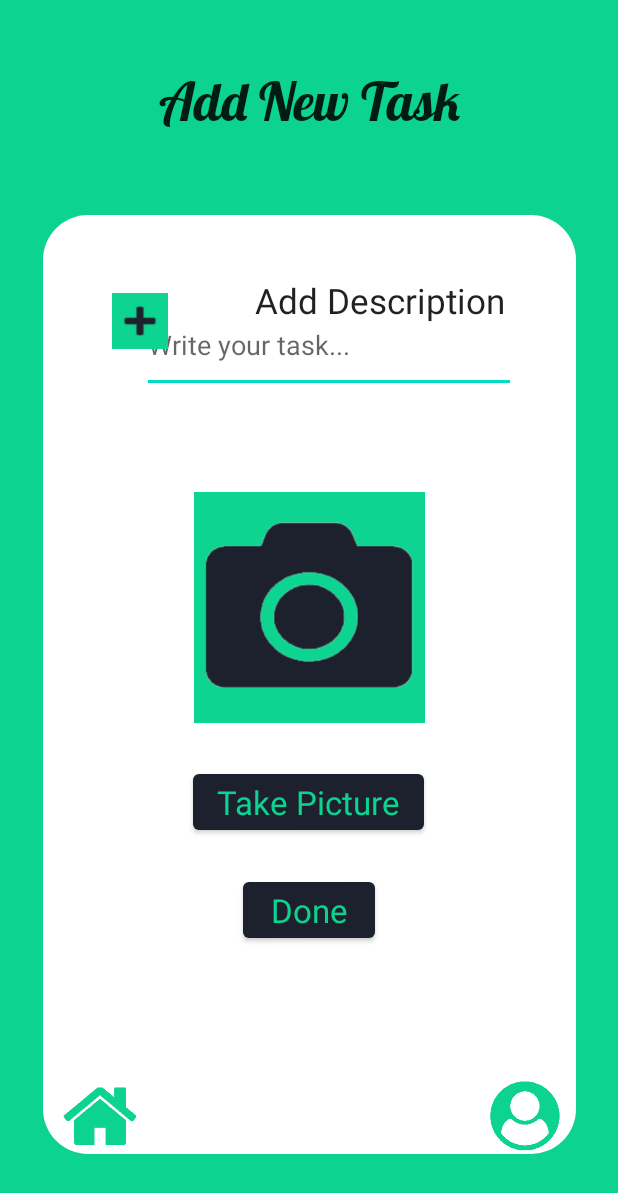
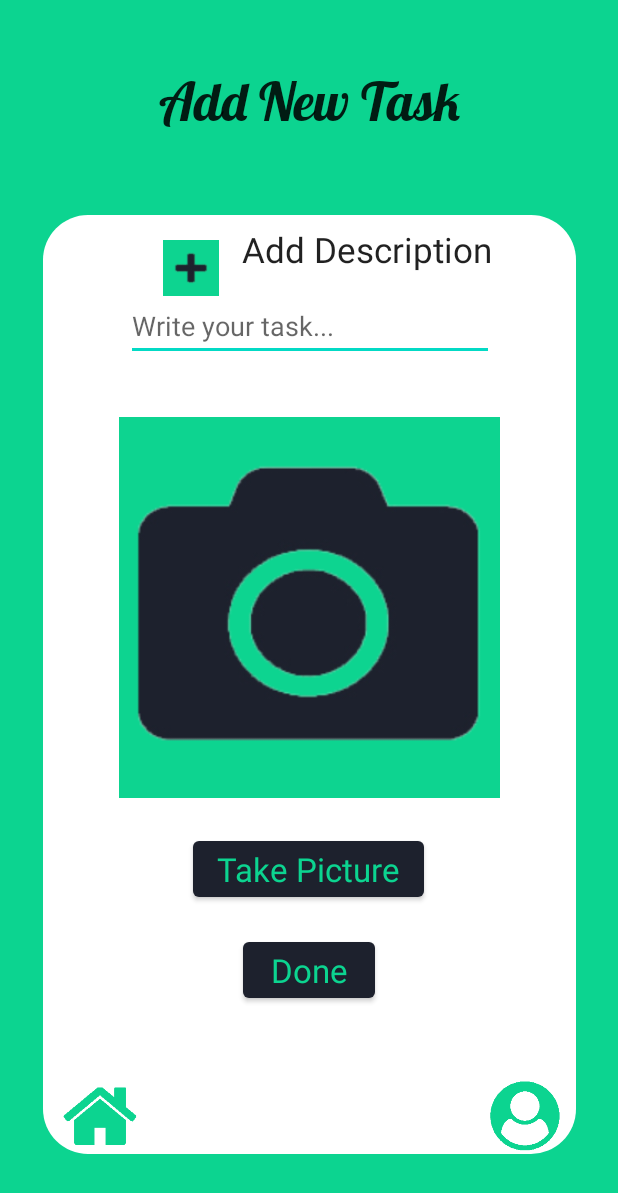
Before and after one commit to MdRashidulIkram/TheCompanion_onAndroid, an Android app: the Add_task screen opened directly, with no data from a screen before it, on a phone screen of 412 x 824 dp. Shown: the top 1193 px of the screen. Run offline under Robolectric (Android 15) with nearby library versions, the phone set to English and light mode, and no system bars; our stand-ins replace Firebase (no records; nobody signed in at launch, a user with empty details on screens opened directly); Roboto replaces fonts that are not available here.

Commit message:
master er choto bhai

```diff
--- a/app/src/main/java/com/example/the_companion/Profile_page.java
+++ b/app/src/main/java/com/example/the_companion/Profile_page.java
@@ -71,12 +71,24 @@ public class Profile_page extends AppCompatActivity {
 
     }
     private void weekly_report(){
+        chart.setOnClickListener(new View.OnClickListener() {
+            @Override
+            public void onClick(View v) {
+                startActivity(new Intent(Profile_page.this, Chart.class));
+            }
+        });
         textview.setOnClickListener(v -> startActivity(new Intent(Profile_page.this,Chart.class)));
 
 
     }
 
     private void contact_us(){
+        contact.setOnClickListener(new View.OnClickListener() {
+            @Override
+            public void onClick(View v) {
+                startActivity(new Intent(Profile_page.this, about_us.class));
+            }
+        });
         TextView contact = findViewById(R.id.contact_us_text);
         contact.setOnClickListener(v -> startActivity(new Intent(Profile_page.this, about_us.class)));
     }
--- a/app/src/main/res/layout/activity_add_task.xml
+++ b/app/src/main/res/layout/activity_add_task.xml
@@ -14,7 +14,6 @@
         android:background="@drawable/border_corner2"
         app:layout_constraintBottom_toBottomOf="parent"
         app:layout_constraintEnd_toEndOf="parent"
-        app:layout_constraintHorizontal_bias="0.5"
         app:layout_constraintStart_toStartOf="parent"
         app:layout_constraintTop_toTopOf="parent"
         app:layout_constraintVertical_bias="0.723" />
@@ -49,14 +48,15 @@
     <ImageView
 
         android:id="@+id/camera_icon"
-        android:layout_width="163dp"
-        android:layout_height="154dp"
+        android:layout_width="300dp"
+        android:layout_height="254dp"
         android:contentDescription="@string/camera_icon"
         app:layout_constraintBottom_toBottomOf="@+id/view4"
         app:layout_constraintEnd_toEndOf="@+id/view4"
+        app:layout_constraintHorizontal_bias="0.49"
         app:layout_constraintStart_toStartOf="@+id/view4"
-        app:layout_constraintTop_toTopOf="@+id/view4"
-        app:layout_constraintVertical_bias="0.391"
+        app:layout_constraintTop_toBottomOf="@+id/taskinput"
+        app:layout_constraintVertical_bias="0.137"
         app:srcCompat="@drawable/camera_icon" />
 
     <Button
@@ -71,8 +71,8 @@
         app:layout_constraintEnd_toEndOf="@+id/view4"
         app:layout_constraintHorizontal_bias="0.498"
         app:layout_constraintStart_toStartOf="@+id/view4"
-        app:layout_constraintTop_toBottomOf="@+id/camera_icon"
-        app:layout_constraintVertical_bias="0.421" />
+        app:layout_constraintTop_toBottomOf="@+id/picbutton"
+        app:layout_constraintVertical_bias="0.157" />
 
     <Button
         android:id="@+id/picbutton"
@@ -87,7 +87,7 @@
         app:layout_constraintHorizontal_bias="0.497"
         app:layout_constraintStart_toStartOf="@+id/view4"
         app:layout_constraintTop_toBottomOf="@+id/camera_icon"
-        app:layout_constraintVertical_bias="0.118" />
+        app:layout_constraintVertical_bias="0.120000005" />
 
     <TextView
         android:id="@+id/add_description_text"
@@ -99,22 +99,21 @@
         android:textSize="23sp"
         app:layout_constraintBottom_toBottomOf="@+id/view4"
         app:layout_constraintEnd_toEndOf="@+id/view4"
-        app:layout_constraintHorizontal_bias="0.75"
+        app:layout_constraintHorizontal_bias="0.703"
         app:layout_constraintStart_toStartOf="@+id/view4"
         app:layout_constraintTop_toTopOf="@+id/view4"
-        app:layout_constraintVertical_bias="0.07" />
+        app:layout_constraintVertical_bias="0.012" />
 
     <EditText
         android:id="@+id/taskinput"
-        android:layout_width="249dp"
-        android:layout_height="63dp"
+        android:layout_width="245dp"
+        android:layout_height="46dp"
         android:hint="@string/write_your_task"
-        app:layout_constraintBottom_toBottomOf="parent"
-        app:layout_constraintEnd_toEndOf="parent"
-        app:layout_constraintHorizontal_bias="0.58"
-        app:layout_constraintStart_toStartOf="parent"
-        app:layout_constraintTop_toTopOf="parent"
-        app:layout_constraintVertical_bias="0.261" />
+        app:layout_constraintBottom_toBottomOf="@+id/view4"
+        app:layout_constraintEnd_toEndOf="@+id/view4"
+        app:layout_constraintStart_toStartOf="@+id/view4"
+        app:layout_constraintTop_toBottomOf="@+id/add_description_text"
+        app:layout_constraintVertical_bias="0.024" />
 
     <ImageView
         android:id="@+id/plus_icon"
@@ -122,11 +121,11 @@
         android:layout_height="41dp"
         android:contentDescription="@string/plus_icon"
         app:layout_constraintBottom_toBottomOf="@+id/view4"
-        app:layout_constraintEnd_toEndOf="@+id/view4"
-        app:layout_constraintHorizontal_bias="0.144"
+        app:layout_constraintEnd_toStartOf="@+id/add_description_text"
+        app:layout_constraintHorizontal_bias="0.841"
         app:layout_constraintStart_toStartOf="@+id/view4"
         app:layout_constraintTop_toTopOf="@+id/view4"
-        app:layout_constraintVertical_bias="0.085"
+        app:layout_constraintVertical_bias="0.025"
         app:srcCompat="@drawable/plus_icon" />
 
     <TextView
--- a/app/src/main/res/layout/activity_profile_page.xml
+++ b/app/src/main/res/layout/activity_profile_page.xml
@@ -101,7 +101,7 @@
         android:fontFamily="@font/bungee_inline"
         android:textSize="22sp"
         android:inputType="textPersonName"
-        android:text="@string/enter_your_name"
+        android:hint="@string/enter_your_name"
         android:textAlignment="center"
         app:layout_constraintBottom_toTopOf="@+id/view3"
         app:layout_constraintEnd_toEndOf="parent"
```
